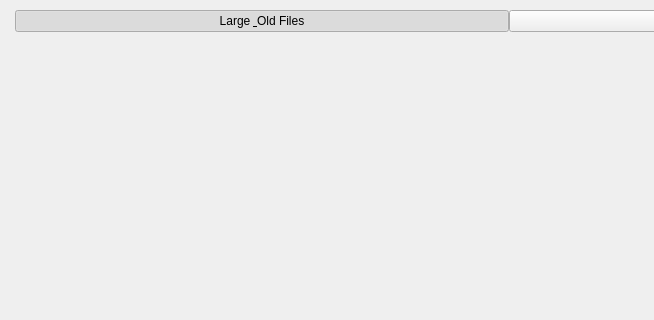
s4solutionsllc/Nexis, file shared/nexis/Pages/DiskTools/disk_tools_page.ui: the form before one commit; both pictures show x 0 to 654 and y 0 to 320 of the 1025 by 736 pixel window.
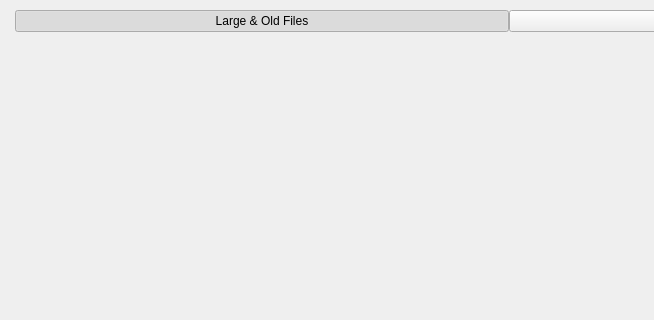
The form after the commit.

Commit message:
fix(disk-tools): escape ampersand in Large & Old Files button label
Qt interprets & as a mnemonic accelerator prefix. Use && to display
a literal ampersand character in the button text.

What changed in the file:
```diff
--- a/shared/nexis/Pages/DiskTools/disk_tools_page.ui
+++ b/shared/nexis/Pages/DiskTools/disk_tools_page.ui
@@ -19,7 +19,7 @@
      <property name="spacing"><number>0</number></property>
      <item>
       <widget class="QPushButton" name="btnModeLargeOld">
-       <property name="text"><string>Large &amp; Old Files</string></property>
+       <property name="text"><string>Large &amp;&amp; Old Files</string></property>
        <property name="checkable"><bool>true</bool></property>
        <property name="checked"><bool>true</bool></property>
       </widget>
```
